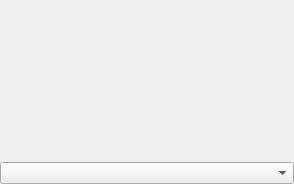
Above: currentaccountwidget.ui from savoirfairelinux/jami-client-windows before the change. Below: the same form after it.
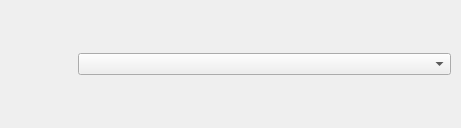
That is the form after the change.

```diff
--- a/currentaccountwidget.ui
+++ b/currentaccountwidget.ui
@@ -6,8 +6,8 @@
    <rect>
     <x>0</x>
     <y>0</y>
-    <width>294</width>
-    <height>184</height>
+    <width>461</width>
+    <height>128</height>
    </rect>
   </property>
   <property name="sizePolicy">
@@ -48,12 +48,12 @@
     <number>0</number>
    </property>
    <item>
-    <layout class="QVBoxLayout" name="fullLayout" stretch="4,0,0">
+    <layout class="QVBoxLayout" name="fullLayout" stretch="4">
      <property name="spacing">
       <number>0</number>
      </property>
      <item>
-      <layout class="QHBoxLayout" name="idDisplayLayout" stretch="0,0,0">
+      <layout class="QHBoxLayout" name="idDisplayLayout" stretch="0,0,0,0">
        <property name="leftMargin">
         <number>10</number>
        </property>
@@ -71,9 +71,12 @@
          <property name="orientation">
           <enum>Qt::Horizontal</enum>
          </property>
+         <property name="sizeType">
+          <enum>QSizePolicy::Fixed</enum>
+         </property>
          <property name="sizeHint" stdset="0">
           <size>
-           <width>40</width>
+           <width>10</width>
            <height>20</height>
           </size>
          </property>
@@ -82,15 +85,15 @@
        <item alignment="Qt::AlignHCenter|Qt::AlignVCenter">
         <widget class="QLabel" name="currentAccountPixmap">
          <property name="sizePolicy">
-          <sizepolicy hsizetype="MinimumExpanding" vsizetype="MinimumExpanding">
+          <sizepolicy hsizetype="Fixed" vsizetype="Fixed">
            <horstretch>0</horstretch>
            <verstretch>0</verstretch>
           </sizepolicy>
          </property>
          <property name="minimumSize">
           <size>
-           <width>0</width>
-           <height>60</height>
+           <width>48</width>
+           <height>48</height>
           </size>
          </property>
          <property name="toolTip">
@@ -106,42 +109,32 @@
          <property name="orientation">
           <enum>Qt::Horizontal</enum>
          </property>
+         <property name="sizeType">
+          <enum>QSizePolicy::Minimum</enum>
+         </property>
          <property name="sizeHint" stdset="0">
           <size>
-           <width>40</width>
+           <width>10</width>
            <height>20</height>
           </size>
          </property>
         </spacer>
        </item>
+       <item>
+        <widget class="QComboBox" name="currentAccountSelector">
+         <property name="sizePolicy">
+          <sizepolicy hsizetype="Expanding" vsizetype="Fixed">
+           <horstretch>0</horstretch>
+           <verstretch>0</verstretch>
+          </sizepolicy>
+         </property>
+         <property name="toolTip">
+          <string>account selection combobox</string>
+         </property>
+        </widget>
+       </item>
       </layout>
      </item>
-     <item alignment="Qt::AlignHCenter">
-      <widget class="QLabel" name="accountsStatus">
-       <property name="minimumSize">
-        <size>
-         <width>20</width>
-         <height>10</height>
-        </size>
-       </property>
-       <property name="toolTip">
-        <string>Account status</string>
-       </property>
-       <property name="styleSheet">
-        <string notr="true">text: centered;</string>
-       </property>
-       <property name="text">
-        <string/>
-       </property>
-      </widget>
-     </item>
-     <item>
-      <widget class="QComboBox" name="currentAccountSelector">
-       <property name="toolTip">
-        <string>account selection combobox</string>
-       </property>
-      </widget>
-     </item>
     </layout>
    </item>
   </layout>
```
